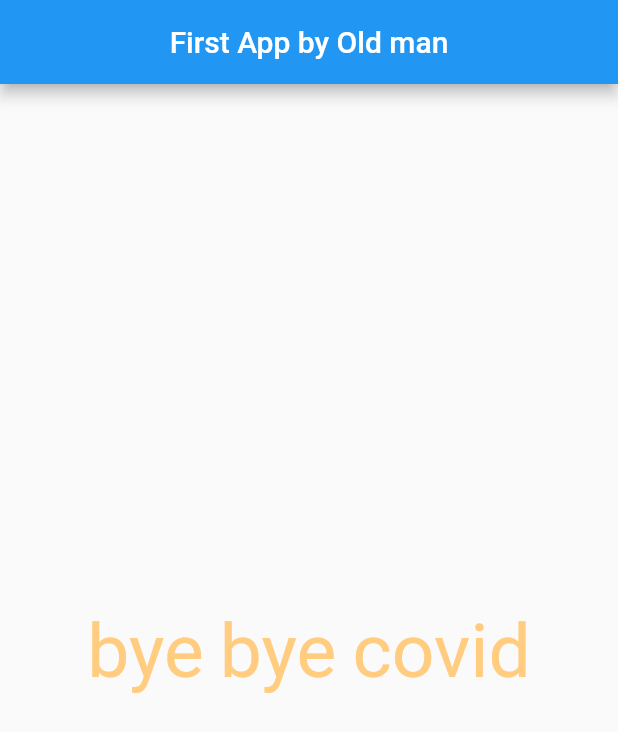
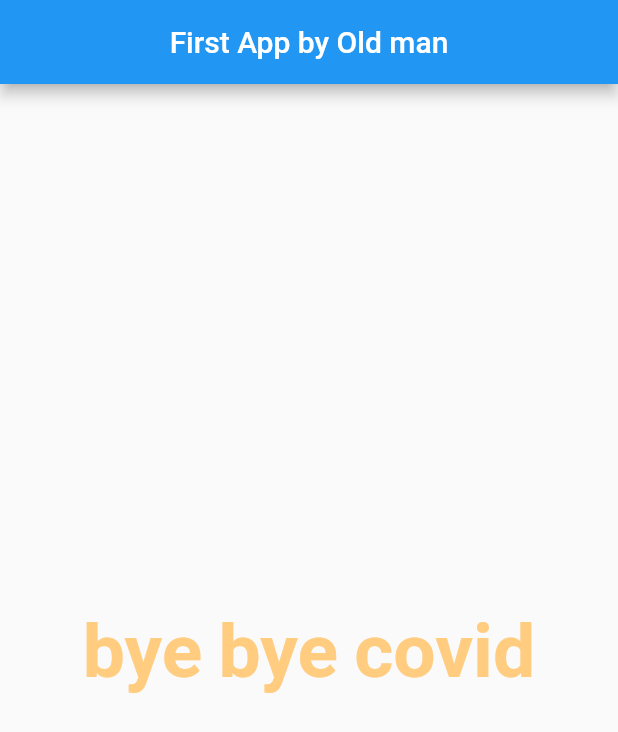
Before and after one commit to weah79/Flutter, a Flutter app: the screen it shows after launch, on a phone screen of 412 x 824 dp. Shown: the top 732 px of the screen. Run offline on Flutter 3.47's test engine with Material 2 defaults, Android fonts, the light colour scheme and no system bars.

Commit message:
modified fontWeight

```diff
--- a/firstapp/lib/main.dart
+++ b/firstapp/lib/main.dart
@@ -29,18 +29,11 @@ class _HomeState extends State<Home> {
           child: Text(
         "bye bye covid",
         style: TextStyle(
-            fontSize: 50, color: Colors.orange[200], fontFamily: "Passadoo"),
+            fontSize: 50,
+            color: Colors.orange[200],
+            fontFamily: "Passadoo",
+            fontWeight: FontWeight.bold),
       )),
     );
   }
 }
-
-// final ButtonStyle raiseButtonStyle = ElevatedButton.styleFrom(
-//   onPrimary: Colors.blue[400],
-//   primary: Colors.blue[900],
-//   minimumSize: Size(88, 50),
-//   padding: EdgeInsets.symmetric(horizontal: 16),
-//   shape: const RoundedRectangleBorder(
-//     borderRadius: BorderRadius.all(Radius.circular(5)),
-//   ),
-// );
```
